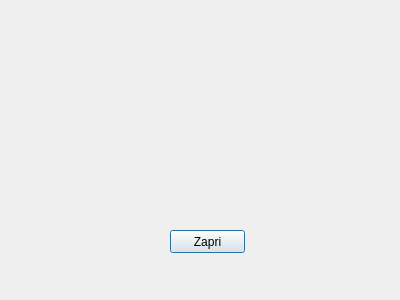
First picture: the form in vnosobveznosti.ui, repository nejcSedo/Budget, before the edit.
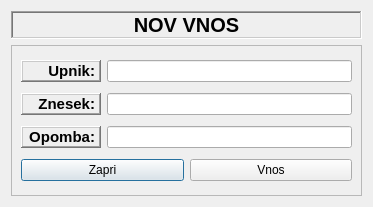
Second picture: the form after the edit.

What changed in the file:
```diff
--- a/vnosobveznosti.ui
+++ b/vnosobveznosti.ui
@@ -6,26 +6,203 @@
    <rect>
     <x>0</x>
     <y>0</y>
-    <width>400</width>
-    <height>300</height>
+    <width>373</width>
+    <height>207</height>
    </rect>
   </property>
   <property name="windowTitle">
    <string>Dialog</string>
   </property>
-  <widget class="QPushButton" name="pushButton_zapri">
-   <property name="geometry">
-    <rect>
-     <x>170</x>
-     <y>230</y>
-     <width>75</width>
-     <height>23</height>
-    </rect>
-   </property>
-   <property name="text">
-    <string>Zapri</string>
-   </property>
-  </widget>
+  <layout class="QGridLayout" name="gridLayout">
+   <item row="1" column="0">
+    <widget class="QFrame" name="frame">
+     <property name="frameShape">
+      <enum>QFrame::StyledPanel</enum>
+     </property>
+     <property name="frameShadow">
+      <enum>QFrame::Raised</enum>
+     </property>
+     <layout class="QGridLayout" name="gridLayout_2">
+      <item row="1" column="0">
+       <layout class="QHBoxLayout" name="horizontalLayout">
+        <item>
+         <widget class="QLabel" name="label_upnik">
+          <property name="sizePolicy">
+           <sizepolicy hsizetype="Preferred" vsizetype="Maximum">
+            <horstretch>0</horstretch>
+            <verstretch>0</verstretch>
+           </sizepolicy>
+          </property>
+          <property name="minimumSize">
+           <size>
+            <width>80</width>
+            <height>0</height>
+           </size>
+          </property>
+          <property name="font">
+           <font>
+            <pointsize>11</pointsize>
+            <weight>75</weight>
+            <bold>true</bold>
+           </font>
+          </property>
+          <property name="frameShape">
+           <enum>QFrame::WinPanel</enum>
+          </property>
+          <property name="frameShadow">
+           <enum>QFrame::Raised</enum>
+          </property>
+          <property name="text">
+           <string>Upnik:</string>
+          </property>
+          <property name="alignment">
+           <set>Qt::AlignRight|Qt::AlignTrailing|Qt::AlignVCenter</set>
+          </property>
+         </widget>
+        </item>
+        <item>
+         <widget class="QLineEdit" name="lineEdit_upnik"/>
+        </item>
+       </layout>
+      </item>
+      <item row="2" column="0">
+       <layout class="QHBoxLayout" name="horizontalLayout_2">
+        <item>
+         <widget class="QLabel" name="label_znesek">
+          <property name="sizePolicy">
+           <sizepolicy hsizetype="Preferred" vsizetype="Maximum">
+            <horstretch>0</horstretch>
+            <verstretch>0</verstretch>
+           </sizepolicy>
+          </property>
+          <property name="minimumSize">
+           <size>
+            <width>80</width>
+            <height>0</height>
+           </size>
+          </property>
+          <property name="font">
+           <font>
+            <pointsize>11</pointsize>
+            <weight>75</weight>
+            <bold>true</bold>
+           </font>
+          </property>
+          <property name="frameShape">
+           <enum>QFrame::WinPanel</enum>
+          </property>
+          <property name="frameShadow">
+           <enum>QFrame::Raised</enum>
+          </property>
+          <property name="text">
+           <string>Znesek:</string>
+          </property>
+          <property name="alignment">
+           <set>Qt::AlignRight|Qt::AlignTrailing|Qt::AlignVCenter</set>
+          </property>
+         </widget>
+        </item>
+        <item>
+         <widget class="QLineEdit" name="lineEdit_znesek"/>
+        </item>
+       </layout>
+      </item>
+      <item row="3" column="0">
+       <layout class="QHBoxLayout" name="horizontalLayout_3">
+        <item>
+         <widget class="QLabel" name="label">
+          <property name="sizePolicy">
+           <sizepolicy hsizetype="Preferred" vsizetype="Maximum">
+            <horstretch>0</horstretch>
+            <verstretch>0</verstretch>
+           </sizepolicy>
+          </property>
+          <property name="minimumSize">
+           <size>
+            <width>80</width>
+            <height>0</height>
+           </size>
+          </property>
+          <property name="font">
+           <font>
+            <pointsize>11</pointsize>
+            <weight>75</weight>
+            <bold>true</bold>
+           </font>
+          </property>
+          <property name="frameShape">
+           <enum>QFrame::WinPanel</enum>
+          </property>
+          <property name="frameShadow">
+           <enum>QFrame::Raised</enum>
+          </property>
+          <property name="text">
+           <string>Opomba:</string>
+          </property>
+          <property name="alignment">
+           <set>Qt::AlignRight|Qt::AlignTrailing|Qt::AlignVCenter</set>
+          </property>
+         </widget>
+        </item>
+        <item>
+         <widget class="QLineEdit" name="lineEdit_opomba"/>
+        </item>
+       </layout>
+      </item>
+      <item row="4" column="0">
+       <layout class="QHBoxLayout" name="horizontalLayout_4">
+        <item>
+         <widget class="QPushButton" name="pushButton_zapri">
+          <property name="text">
+           <string>Zapri</string>
+          </property>
+         </widget>
+        </item>
+        <item>
+         <widget class="QPushButton" name="pushButton_novVnos">
+          <property name="text">
+           <string>Vnos</string>
+          </property>
+         </widget>
+        </item>
+       </layout>
+      </item>
+     </layout>
+    </widget>
+   </item>
+   <item row="0" column="0">
+    <widget class="QLabel" name="label_naslov">
+     <property name="sizePolicy">
+      <sizepolicy hsizetype="Preferred" vsizetype="Maximum">
+       <horstretch>0</horstretch>
+       <verstretch>0</verstretch>
+      </sizepolicy>
+     </property>
+     <property name="font">
+      <font>
+       <pointsize>15</pointsize>
+       <weight>75</weight>
+       <bold>true</bold>
+      </font>
+     </property>
+     <property name="frameShape">
+      <enum>QFrame::WinPanel</enum>
+     </property>
+     <property name="frameShadow">
+      <enum>QFrame::Sunken</enum>
+     </property>
+     <property name="lineWidth">
+      <number>5</number>
+     </property>
+     <property name="text">
+      <string>NOV VNOS</string>
+     </property>
+     <property name="alignment">
+      <set>Qt::AlignCenter</set>
+     </property>
+    </widget>
+   </item>
+  </layout>
  </widget>
  <resources/>
  <connections/>
```
Left out of the diff: 24 changed lines with no effect on the pictures.
